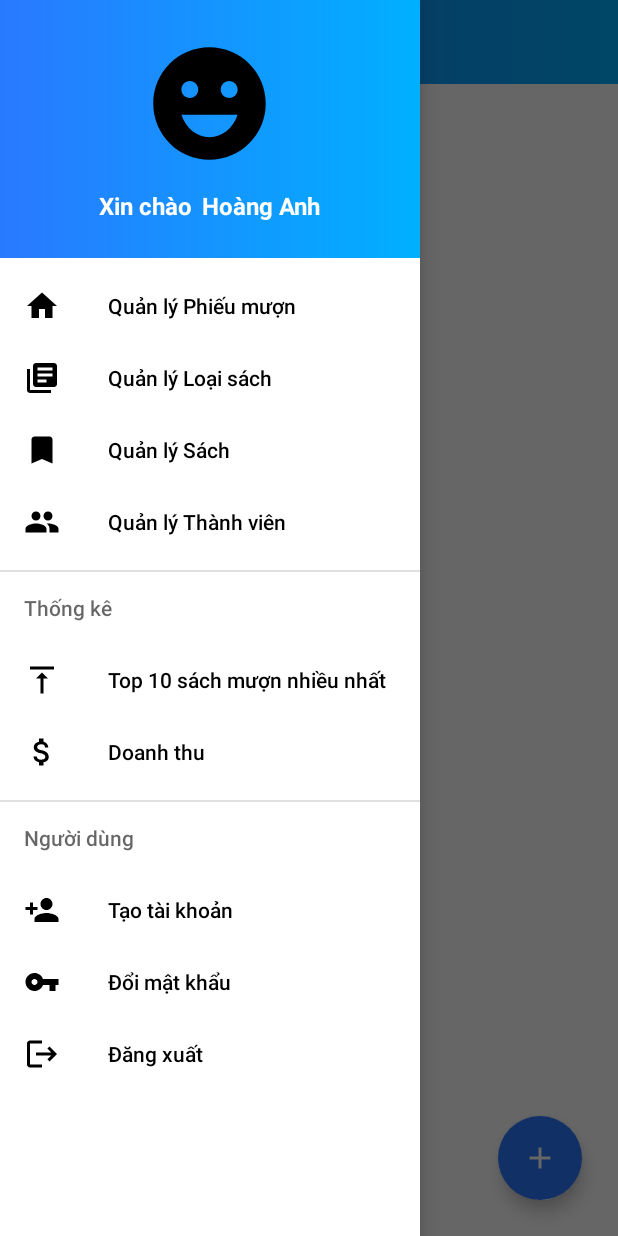
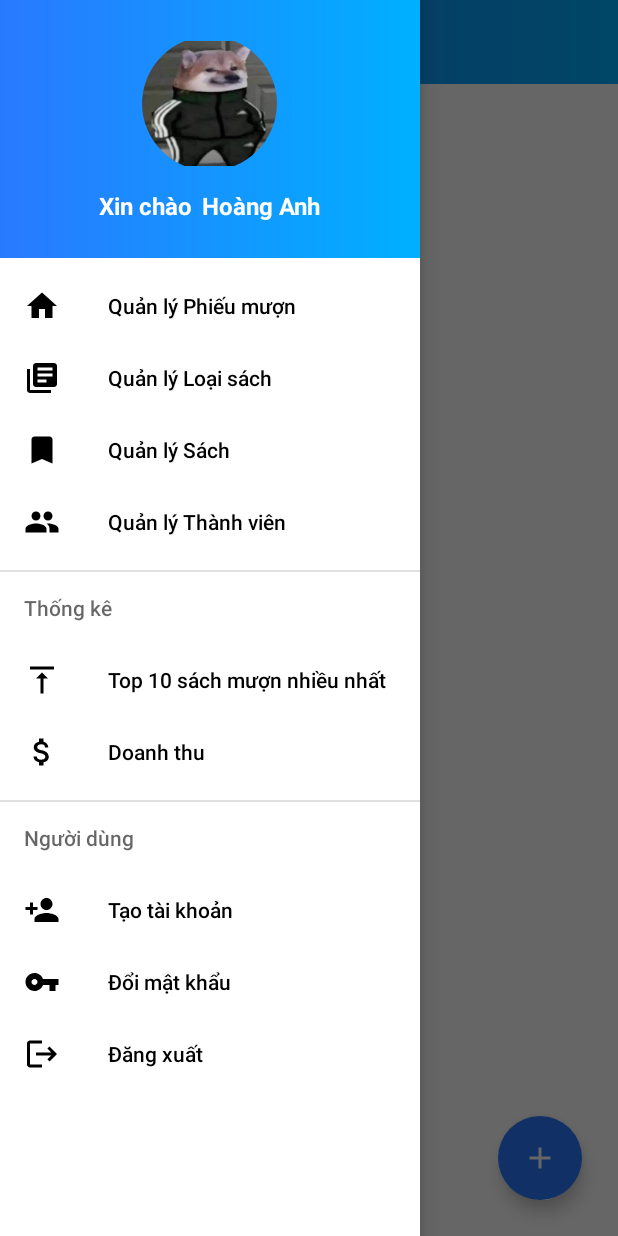
Before and after one commit to anhdhph25329/asm_mob2041_ph25329, an Android app: the MainActivity screen opened directly, with no data from a screen before it, with the side drawer open, on a phone screen of 412 x 824 dp. Run offline under Robolectric (Android 15) with nearby library versions, the phone set to English and light mode, and no system bars; 1 statement that could not run was skipped.

Commit message:
6 commit

```diff
--- a/app/src/main/res/layout/header_navigation_view.xml
+++ b/app/src/main/res/layout/header_navigation_view.xml
@@ -11,7 +11,7 @@
         android:layout_gravity="center_horizontal"
         android:layout_width="90dp"
         android:layout_height="90dp"
-        android:src="@drawable/ic_name"
+        android:src="@drawable/avt"
         app:shapeAppearanceOverlay="@style/rounde_corner"/>
     <LinearLayout
         android:layout_gravity="bottom|center_horizontal"
```
Also changed, not shown: app/src/main/res/drawable/avt.jpg (added).
